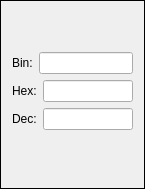
Above: regitem.ui from wh201906/RegCompiler before the change. Below: the same form after it.
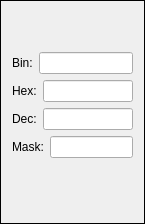
That is the form after the change.

What changed in the file:
```diff
--- a/regitem.ui
+++ b/regitem.ui
@@ -7,7 +7,7 @@
     <x>0</x>
     <y>0</y>
     <width>145</width>
-    <height>189</height>
+    <height>224</height>
    </rect>
   </property>
   <property name="windowTitle">
@@ -69,6 +69,24 @@
      </item>
     </layout>
    </item>
+   <item>
+    <layout class="QHBoxLayout" name="horizontalLayout_4">
+     <item>
+      <widget class="QLabel" name="label_5">
+       <property name="text">
+        <string>Mask:</string>
+       </property>
+      </widget>
+     </item>
+     <item>
+      <widget class="QLineEdit" name="maskEdit">
+       <property name="readOnly">
+        <bool>true</bool>
+       </property>
+      </widget>
+     </item>
+    </layout>
+   </item>
    <item>
     <spacer name="verticalSpacer">
      <property name="orientation">
```
